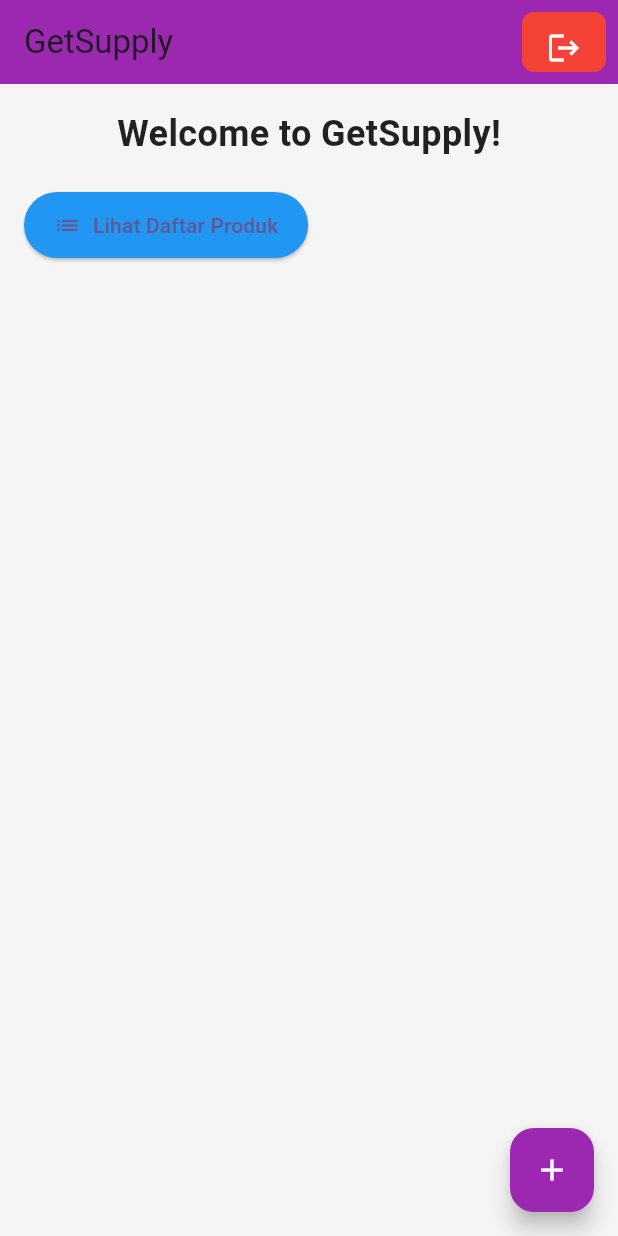
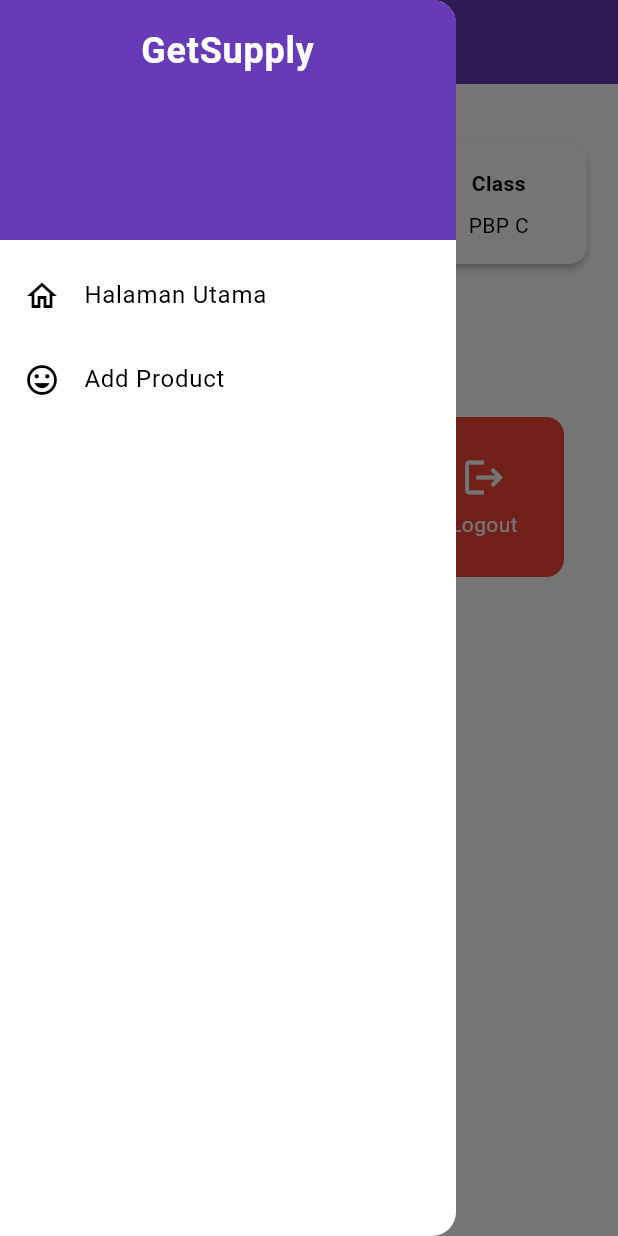
Before and after one commit to rafifsulaiman/getsupply_mobile, a Flutter app: the screen it shows after launch, with the side drawer open (before the commit the screen has no drawer), on a phone screen of 412 x 824 dp. Run offline on Flutter 3.47's test engine with Material 3 defaults, Android fonts, the phone set to English and light mode, and no system bars.

Commit message:
tutorial 8

```diff
--- a/lib/main.dart
+++ b/lib/main.dart
@@ -1,4 +1,5 @@
 import 'package:flutter/material.dart';
+import 'package:getsupply_mobile/screens/menu.dart';
 
 void main() {
   runApp(const MyApp());
@@ -7,92 +8,32 @@
 class MyApp extends StatelessWidget {
   const MyApp({super.key});
 
+  // This widget is the root of your application.
   @override
   Widget build(BuildContext context) {
     return MaterialApp(
       title: 'GetSupply',
       theme: ThemeData(
-        colorScheme: ColorScheme.fromSeed(seedColor: Colors.deepPurple),
-        useMaterial3: true,
+        // This is the theme of your application.
+        //
+        // TRY THIS: Try running your application with "flutter run". You'll see
+        // the application has a purple toolbar. Then, without quitting the app,
+        // try changing the seedColor in the colorScheme below to Colors.green
+        // and then invoke "hot reload" (save your changes or press the "hot
+        // reload" button in a Flutter-supported IDE, or press "r" if you used
+        // the command line to start the app).
+        //
+        // Notice that the counter didn't reset back to zero; the application
+        // state is not lost during the reload. To reset the state, use hot
+        // restart instead.
+        //
+        // This works for code too, not just values: Most code changes can be
+        // tested with just a hot reload.
+        colorScheme: ColorScheme.fromSwatch(
+              primarySwatch: Colors.deepPurple,
+        ).copyWith(secondary: Colors.deepPurple),
       ),
-      home: const MyHomePage(title: 'GetSupply'),
+      home: MyHomePage(),
     );
   }
 }
-
-class MyHomePage extends StatefulWidget {
-  const MyHomePage({super.key, required this.title});
-  final String title;
-
-  @override
-  State<MyHomePage> createState() => _MyHomePageState();
-}
-
-class _MyHomePageState extends State<MyHomePage> {
-  @override
-  Widget build(BuildContext context) {
-    return Scaffold(
-      appBar: AppBar(
-        title: Text(widget.title),
-        backgroundColor: Colors.purple,
-        actions: [
-          Container(
-            margin: const EdgeInsets.symmetric(vertical: 8, horizontal: 8),
-            padding: const EdgeInsets.all(4),
-            decoration: BoxDecoration(
-              color: Colors.red,
-              borderRadius: BorderRadius.circular(8),
-            ),
-            child: IconButton(
-              icon: const Icon(Icons.logout, color: Colors.white),
-              tooltip: 'Log Out',
-              onPressed: () {
-                ScaffoldMessenger.of(context).showSnackBar(
-                  const SnackBar(content: Text("Kamu telah menekan tombol Logout")),
-                );
-              },
-            ),
-          ),
-        ],
-      ),
-      body: Container(
-        color: Colors.grey[100],
-        padding: const EdgeInsets.all(16),
-        child: Column(
-          crossAxisAlignment: CrossAxisAlignment.start,
-          children: [
-            const Center(
-              child: Text(
-                'Welcome to GetSupply!',
-                style: TextStyle(fontSize: 24, fontWeight: FontWeight.bold, color: Colors.black87),
-              ),
-            ),
-            const SizedBox(height: 20),
-            ElevatedButton.icon(
-              onPressed: (){
-                ScaffoldMessenger.of(context).showSnackBar(
-                  const SnackBar(content: Text("Kamu telah menekan tombol Lihat Daftar Produk")),
-                );
-              },
-              icon: const Icon(Icons.list),
-              label: const Text("Lihat Daftar Produk"),
-              style: ElevatedButton.styleFrom(
-                backgroundColor: Colors.blue,
-                padding: const EdgeInsets.symmetric(vertical: 12, horizontal: 20),
-              ),
-            ),
-          ],
-        ),
-      ),
-      floatingActionButton: FloatingActionButton(
-        onPressed: () {
-          ScaffoldMessenger.of(context).showSnackBar(
-            const SnackBar(content: Text("Kamu telah menekan tombol Tambah Produk")),
-          );
-        },
-        backgroundColor: Colors.purple,
-        child: const Icon(Icons.add, color: Colors.white),
-      ),
-    );
-  }
-}
--- /dev/null
+++ b/lib/screens/menu.dart
@@ -0,0 +1,130 @@
+import 'package:flutter/material.dart';
+import 'package:getsupply_mobile/widgets/left_drawer.dart';
+import 'package:getsupply_mobile/widgets/product_card.dart';
+
+class MyHomePage extends StatelessWidget {
+  MyHomePage({super.key});
+    final String npm = '2306222771'; // NPM
+    final String name = 'Rafif Sulaiman Dirvesa'; // Nama
+    final String className = 'PBP C'; // Kelas
+
+    final List<ItemHomepage> items = [
+        ItemHomepage("Lihat Daftar Produk", Icons.list, Colors.green),
+        ItemHomepage("Add Product", Icons.add, Colors.deepPurple),
+        ItemHomepage("Logout", Icons.logout, Colors.red),
+    ];
+
+    @override
+  Widget build(BuildContext context) {
+    return Scaffold(
+      appBar: AppBar(
+        title: const Text(
+          'GetSupply',
+          style: TextStyle(
+            color: Colors.white,
+            fontWeight: FontWeight.bold,
+          ),
+        ),
+        // Warna latar belakang AppBar diambil dari skema warna tema aplikasi.
+        backgroundColor: Theme.of(context).colorScheme.primary,
+        // Mengganti warna icon drawer menjadi putih
+        iconTheme: const IconThemeData(color: Colors.white),
+      ),
+      // Masukkan drawer sebagai parameter nilai drawer dari widget Scaffold
+      drawer: const LeftDrawer(),
+      // Body halaman dengan padding di sekelilingnya.
+      body: Padding(
+        padding: const EdgeInsets.all(16.0),
+        // Menyusun widget secara vertikal dalam sebuah kolom.
+        child: Column(
+          crossAxisAlignment: CrossAxisAlignment.center,
+          children: [
+            // Row untuk menampilkan 3 InfoCard secara horizontal.
+            Row(
+              mainAxisAlignment: MainAxisAlignment.spaceEvenly,
+              children: [
+                InfoCard(title: 'NPM', content: npm),
+                InfoCard(title: 'Name', content: name),
+                InfoCard(title: 'Class', content: className),
+              ],
+            ),
+
+            // Memberikan jarak vertikal 16 unit.
+            const SizedBox(height: 16.0),
+
+            // Menempatkan widget berikutnya di tengah halaman.
+            Center(
+              child: Column(
+                // Menyusun teks dan grid item secara vertikal.
+
+                children: [
+                  // Menampilkan teks sambutan dengan gaya tebal dan ukuran 18.
+                  const Padding(
+                    padding: EdgeInsets.only(top: 16.0),
+                    child: Text(
+                      'Welcome to GetSupply',
+                      style: TextStyle(
+                        fontWeight: FontWeight.bold,
+                        fontSize: 18.0,
+                      ),
+                    ),
+                  ),
+
+                  // Grid untuk menampilkan ItemCard dalam bentuk grid 3 kolom.
+                  GridView.count(
+                    primary: true,
+                    padding: const EdgeInsets.all(20),
+                    crossAxisSpacing: 10,
+                    mainAxisSpacing: 10,
+                    crossAxisCount: 3,
+                    // Agar grid menyesuaikan tinggi kontennya.
+                    shrinkWrap: true,
+
+                    // Menampilkan ItemCard untuk setiap item dalam list items.
+                    children: items.map((ItemHomepage item) {
+                      return ItemCard(item);
+                    }).toList(),
+                  ),
+                ],
+              ),
+            ),
+          ],
+        ),
+      ),
+    );
+  }
+}
+
+
+  class InfoCard extends StatelessWidget {
+  // Kartu informasi yang menampilkan title dan content.
+
+  final String title;  // Judul kartu.
+  final String content;  // Isi kartu.
+
+  const InfoCard({super.key, required this.title, required this.content});
+
+  @override
+  Widget build(BuildContext context) {
+    return Card(
+      // Membuat kotak kartu dengan bayangan dibawahnya.
+      elevation: 2.0,
+      child: Container(
+        // Mengatur ukuran dan jarak di dalam kartu.
+        width: MediaQuery.of(context).size.width / 3.5, // menyesuaikan dengan lebar device yang digunakan.
+        padding: const EdgeInsets.all(16.0),
+        // Menyusun title dan content secara vertikal.
+        child: Column(
+          children: [
+            Text(
+              title,
+              style: const TextStyle(fontWeight: FontWeight.bold),
+            ),
+            const SizedBox(height: 8.0),
+            Text(content),
+          ],
+        ),
+      ),
+    );
+  }
+}
--- /dev/null
+++ b/lib/widgets/left_drawer.dart
@@ -0,0 +1,58 @@
+import 'package:flutter/material.dart';
+import 'package:getsupply_mobile/screens/menu.dart';
+import 'package:getsupply_mobile/screens/productentry_form.dart';
+
+class LeftDrawer extends StatelessWidget {
+  const LeftDrawer({super.key});
+
+  @override
+  Widget build(BuildContext context) {
+    return Drawer(
+      child: ListView(
+        children: [
+          DrawerHeader(
+                decoration: BoxDecoration(
+      color: Theme.of(context).colorScheme.primary,
+    ),
+    child: const Column(
+      children: [
+        Text(
+          'GetSupply',
+          textAlign: TextAlign.center,
+          style: TextStyle(
+            fontSize: 24,
+            fontWeight: FontWeight.bold,
+            color: Colors.white,
+          ),
+        ),
+      ],
+    ),
+          ),
+  ListTile(
+    leading: const Icon(Icons.home_outlined),
+    title: const Text('Halaman Utama'),
+    // Bagian redirection ke MyHomePage
+    onTap: () {
+      Navigator.pushReplacement(
+          context,
+          MaterialPageRoute(
+            builder: (context) => MyHomePage(),
+          ));
+    },
+  ),
+  ListTile(
+    leading: const Icon(Icons.mood),
+    title: const Text('Add Product'),
+    onTap: () {
+      Navigator.push(
+          context,
+          MaterialPageRoute(
+            builder: (context) => const ProductEntryFormPage(),
+          ));
+    },
+  ),
+        ],
+      ),
+    );
+  }
+}
--- /dev/null
+++ b/lib/widgets/product_card.dart
@@ -0,0 +1,70 @@
+import 'package:flutter/material.dart';
+import 'package:getsupply_mobile/screens/productentry_form.dart';
+
+class ItemHomepage {
+    final String name;
+    final IconData icon;
+    final Color color;
+
+    ItemHomepage(this.name, this.icon, this.color);
+}
+
+class ItemCard extends StatelessWidget {
+  // Menampilkan kartu dengan ikon dan nama.
+
+  final ItemHomepage item;
+
+  const ItemCard(this.item, {super.key});
+
+  @override
+  Widget build(BuildContext context) {
+    return Material(
+      // Menentukan warna latar belakang dari tema aplikasi.
+      color: item.color,
+      // Membuat sudut kartu melengkung.
+      borderRadius: BorderRadius.circular(12),
+
+      child: InkWell(
+        // Aksi ketika kartu ditekan.
+        onTap: () {
+          // Menampilkan pesan SnackBar saat kartu ditekan.
+          ScaffoldMessenger.of(context)
+            ..hideCurrentSnackBar()
+            ..showSnackBar(
+              SnackBar(content: Text("Kamu telah menekan tombol ${item.name}!"))
+            );
+          if (item.name == 'Add Product') {
+            Navigator.push(
+              context,
+              MaterialPageRoute(builder: (context) => const ProductEntryFormPage()),
+            );
+          }
+        },
+        // Container untuk menyimpan Icon dan Text
+        child: Container(
+          padding: const EdgeInsets.all(8),
+          child: Center(
+            child: Column(
+              // Menyusun ikon dan teks di tengah kartu.
+              mainAxisAlignment: MainAxisAlignment.center,
+              children: [
+                Icon(
+                  item.icon,
+                  color: Colors.white,
+                  size: 30.0,
+                ),
+                const Padding(padding: EdgeInsets.all(3)),
+                Text(
+                  item.name,
+                  textAlign: TextAlign.center,
+                  style: const TextStyle(color: Colors.white),
+                ),
+              ],
+            ),
+          ),
+        ),
+      ),
+    );
+  }
+
+}
```
Also changed, not shown: lib/screens/productentry_form.dart (added, +184 -0 lines), 1 other file.
